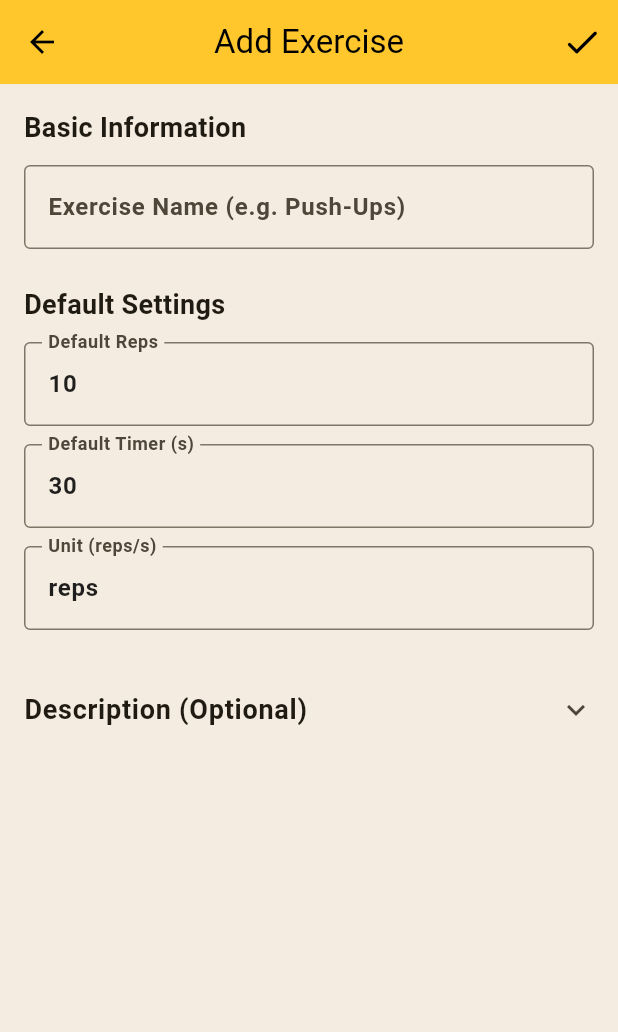
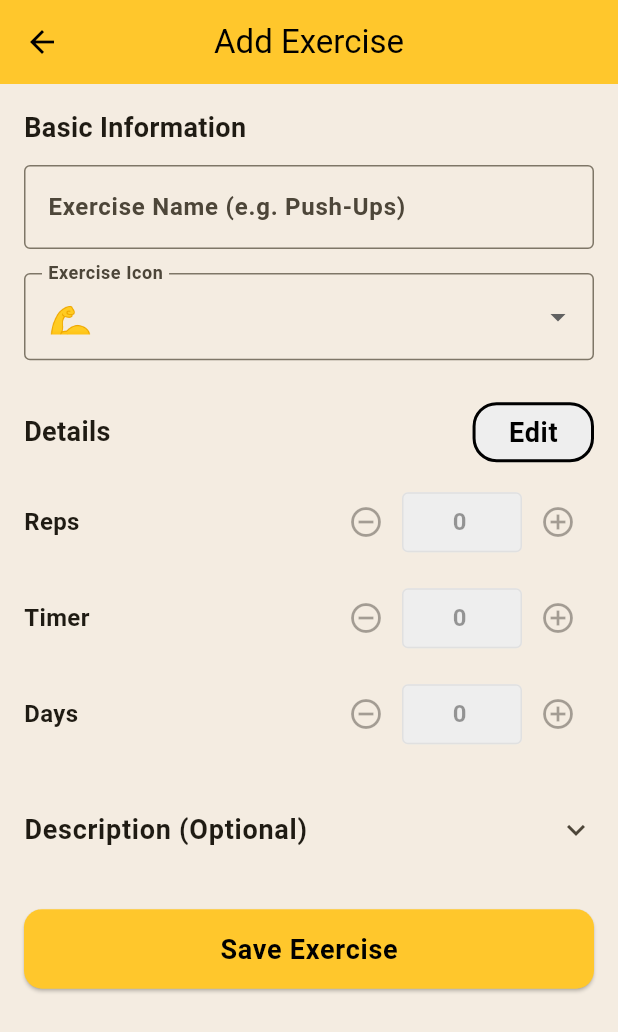
Before and after one commit to Eranda724/od1, a Flutter app: the AdminExerciseScreen screen opened directly, on a phone screen of 412 x 824 dp. Shown: the top 1032 px of the screen. Run offline on Flutter 3.47's test engine with Material 3 defaults, Android fonts, the phone set to English and light mode, and no system bars; our stand-ins replace cloud_firestore, confetti, firebase_auth, firebase_core, share_plus, shared_preferences; accounts and stored records are empty; generated files the repository leaves out were written again.

Commit message:
Add exercise emoji selection to AdminExerciseScreen and implement detail counters for reps, timer, and days

```diff
--- a/lib/admin/admin_exercise_screen.dart
+++ b/lib/admin/admin_exercise_screen.dart
@@ -1,6 +1,7 @@
 import 'package:flutter/material.dart';
 import 'package:cloud_firestore/cloud_firestore.dart';
 import '../models/exercise_item.dart';
+import '../models/exercise_icons.dart';
 
 class AdminExerciseScreen extends StatefulWidget {
   final ExerciseItem? existing;
@@ -16,11 +17,13 @@ class _AdminExerciseScreenState extends State<AdminExerciseScreen> {
 
   late TextEditingController _nameController;
   late TextEditingController _descController;
-  late TextEditingController _unitController;
   late TextEditingController _repsController;
   late TextEditingController _timerController;
+  late TextEditingController _daysController;
 
   bool _isLoading = false;
+  bool _isDetailsCustom = false;
+  String _selectedIcon = '💪';
 
   @override
   void initState() {
@@ -28,18 +31,24 @@ class _AdminExerciseScreenState extends State<AdminExerciseScreen> {
     final e = widget.existing;
     _nameController = TextEditingController(text: e?.name ?? '');
     _descController = TextEditingController(text: e?.description ?? '');
-    _unitController = TextEditingController(text: e?.unit ?? 'reps');
-    _repsController = TextEditingController(text: (e?.defaultReps ?? 10).toString());
-    _timerController = TextEditingController(text: (e?.defaultTimer ?? 30).toString());
+    _selectedIcon = e?.icon ?? '💪';
+    if (!exerciseEmojis.contains(_selectedIcon)) _selectedIcon = '💪';
+    _repsController = TextEditingController(text: (e?.defaultReps ?? 0).toString());
+    _timerController = TextEditingController(text: (e?.defaultTimer ?? 0).toString());
+    _daysController = TextEditingController(text: (e?.defaultDays ?? 0).toString());
+
+    if ((e?.defaultReps ?? 0) > 0 || (e?.defaultTimer ?? 0) > 0 || (e?.defaultDays ?? 0) > 0) {
+      _isDetailsCustom = true;
+    }
   }
 
   @override
   void dispose() {
     _nameController.dispose();
     _descController.dispose();
-    _unitController.dispose();
     _repsController.dispose();
     _timerController.dispose();
+    _daysController.dispose();
     super.dispose();
   }
 
@@ -63,10 +72,11 @@ class _AdminExerciseScreenState extends State<AdminExerciseScreen> {
         id: id,
         name: name,
         description: _descController.text.trim(),
-        icon: widget.existing?.icon ?? '💪',
-        unit: _unitController.text.trim(),
-        defaultReps: int.tryParse(_repsController.text.trim()) ?? 0,
-        defaultTimer: int.tryParse(_timerController.text.trim()) ?? 0,
+        icon: _selectedIcon,
+        unit: 'reps',
+        defaultReps: _isDetailsCustom ? (int.tryParse(_repsController.text.trim()) ?? 0) : 0,
+        defaultTimer: _isDetailsCustom ? (int.tryParse(_timerController.text.trim()) ?? 0) : 0,
+        defaultDays: _isDetailsCustom ? (int.tryParse(_daysController.text.trim()) ?? 0) : 0,
         mediaItems: [],
       );
 
@@ -95,22 +105,6 @@ class _AdminExerciseScreenState extends State<AdminExerciseScreen> {
       appBar: AppBar(
         title: Text(isEdit ? 'Edit Exercise' : 'Add Exercise'),
         backgroundColor: const Color(0xFFFFC72C),
-        actions: [
-          if (_isLoading)
-            const Padding(
-              padding: EdgeInsets.all(16.0),
-              child: SizedBox(
-                width: 20,
-                height: 20,
-                child: CircularProgressIndicator(strokeWidth: 2, color: Colors.black),
-              ),
-            )
-          else
-            IconButton(
-              icon: const Icon(Icons.check_rounded, size: 28),
-              onPressed: _save,
-            ),
-        ],
       ),
       body: Form(
         key: _formKey,
@@ -125,28 +119,51 @@ class _AdminExerciseScreenState extends State<AdminExerciseScreen> {
               decoration: const InputDecoration(labelText: 'Exercise Name (e.g. Push-Ups)', border: OutlineInputBorder()),
               validator: (v) => v!.trim().isEmpty ? 'Required' : null,
             ),
+            const SizedBox(height: 16),
+            DropdownButtonFormField<String>(
+              value: _selectedIcon,
+              decoration: const InputDecoration(labelText: 'Exercise Icon', border: OutlineInputBorder()),
+              items: exerciseEmojis.map((emoji) {
+                return DropdownMenuItem(
+                  value: emoji,
+                  child: Text(emoji, style: const TextStyle(fontSize: 24)),
+                );
+              }).toList(),
+              onChanged: (val) {
+                if (val != null) {
+                  setState(() => _selectedIcon = val);
+                }
+              },
+            ),
 
             const SizedBox(height: 24),
 
-            // Settings
-            const Text('Default Settings', style: TextStyle(fontSize: 18, fontWeight: FontWeight.bold)),
-            const SizedBox(height: 12),
-            TextFormField(
-              controller: _repsController,
-              decoration: const InputDecoration(labelText: 'Default Reps', border: OutlineInputBorder()),
-              keyboardType: TextInputType.number,
+            // Details
+            Row(
+              mainAxisAlignment: MainAxisAlignment.spaceBetween,
+              children: [
+                const Text('Details', style: TextStyle(fontSize: 18, fontWeight: FontWeight.bold)),
+                ElevatedButton(
+                  onPressed: () {
+                    setState(() {
+                      _isDetailsCustom = !_isDetailsCustom;
+                    });
+                  },
+                  style: ElevatedButton.styleFrom(
+                    backgroundColor: _isDetailsCustom ? const Color(0xFFFFC72C) : Colors.grey.shade200,
+                    foregroundColor: Colors.black,
+                    elevation: 0,
+                  ),
+                  child: Text(_isDetailsCustom ? 'Save' : 'Edit', style: const TextStyle(fontWeight: FontWeight.bold)),
+                ),
+              ],
             ),
             const SizedBox(height: 12),
-            TextFormField(
-              controller: _timerController,
-              decoration: const InputDecoration(labelText: 'Default Timer (s)', border: OutlineInputBorder()),
-              keyboardType: TextInputType.number,
-            ),
-            const SizedBox(height: 12),
-            TextFormField(
-              controller: _unitController,
-              decoration: const InputDecoration(labelText: 'Unit (reps/s)', border: OutlineInputBorder()),
-            ),
+            _buildDetailCounter('Reps', _repsController),
+            const SizedBox(height: 16),
+            _buildDetailCounter('Timer', _timerController),
+            const SizedBox(height: 16),
+            _buildDetailCounter('Days', _daysController),
             const SizedBox(height: 24),
             Theme(
               data: Theme.of(context).copyWith(dividerColor: Colors.transparent),
@@ -166,11 +183,66 @@ class _AdminExerciseScreenState extends State<AdminExerciseScreen> {
                 ],
               ),
             ),
-
+            const SizedBox(height: 24),
+            SizedBox(
+              width: double.infinity,
+              child: ElevatedButton(
+                onPressed: _isLoading ? null : _save,
+                style: ElevatedButton.styleFrom(
+                  backgroundColor: const Color(0xFFFFC72C),
+                  padding: const EdgeInsets.symmetric(vertical: 16),
+                  shape: RoundedRectangleBorder(borderRadius: BorderRadius.circular(12)),
+                ),
+                child: _isLoading
+                  ? const SizedBox(width: 24, height: 24, child: CircularProgressIndicator(strokeWidth: 2, color: Colors.black))
+                  : const Text('Save Exercise', style: TextStyle(color: Colors.black, fontSize: 18, fontWeight: FontWeight.bold)),
+              ),
+            ),
             const SizedBox(height: 40),
           ],
         ),
       ),
     );
   }
+
+  Widget _buildDetailCounter(String label, TextEditingController controller) {
+    return Row(
+      children: [
+        Expanded(child: Text(label, style: const TextStyle(fontSize: 16, fontWeight: FontWeight.w600))),
+        IconButton(
+          icon: const Icon(Icons.remove_circle_outline),
+          color: _isDetailsCustom ? Colors.black : Colors.grey,
+          onPressed: _isDetailsCustom ? () {
+            int val = int.tryParse(controller.text) ?? 0;
+            if (val > 0) controller.text = (val - 1).toString();
+          } : null,
+        ),
+        SizedBox(
+          width: 80,
+          child: TextField(
+            controller: controller,
+            keyboardType: TextInputType.number,
+            textAlign: TextAlign.center,
+            enabled: _isDetailsCustom,
+            decoration: InputDecoration(
+              isDense: true,
+              contentPadding: const EdgeInsets.symmetric(vertical: 8),
+              border: const OutlineInputBorder(),
+              disabledBorder: OutlineInputBorder(borderSide: BorderSide(color: Colors.grey.shade300)),
+              filled: !_isDetailsCustom,
+              fillColor: Colors.grey.shade200,
+            ),
+          ),
+        ),
+        IconButton(
+          icon: const Icon(Icons.add_circle_outline),
+          color: _isDetailsCustom ? Colors.black : Colors.grey,
+          onPressed: _isDetailsCustom ? () {
+            int val = int.tryParse(controller.text) ?? 0;
+            controller.text = (val + 1).toString();
+          } : null,
+        ),
+      ],
+    );
+  }
 }
--- /dev/null
+++ b/lib/models/exercise_icons.dart
@@ -0,0 +1,7 @@
+const List<String> exerciseEmojis = [
+  '💪', // Default
+  '🏃', '🚶', '🚴', '🏊', '🧘', '🤸', '⛹️', '⚽', '🏀',
+  '🏈', '🎾', '🏐', '🥊', '🥋', '🤼', '🏋️', '🧗', '🔥', '🏆',
+  '⏱️', '🥇', '⚡', '😅', '💯', '❤️', '🌟', '🎯', '🏋️‍♀️', '🏋️‍♂️',
+  '🎽', '🎿', '🏂', '🏄', '🚣', '🤺', '🤾', '🏌️'
+];
```
